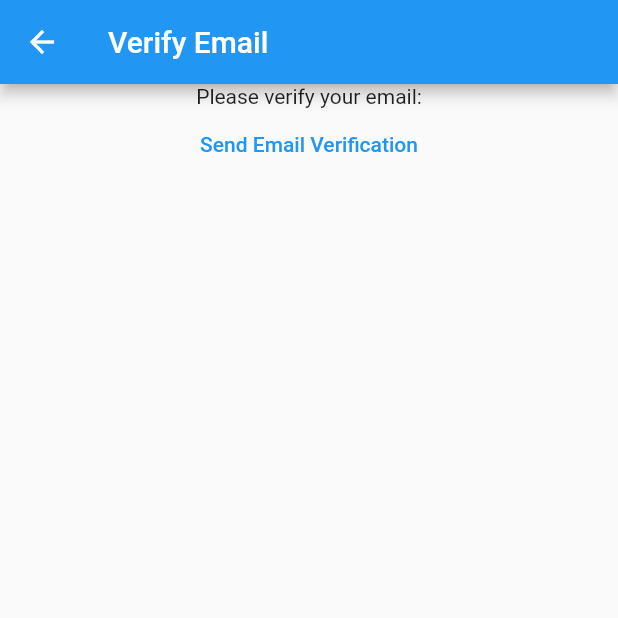
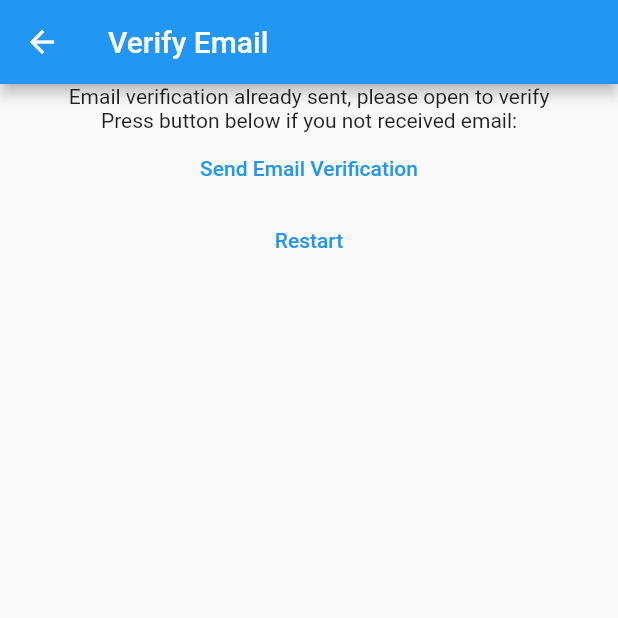
Before and after one commit to Elfeny7/Notes-App, a Flutter app: the VerifyEmailView screen opened directly, on a phone screen of 412 x 824 dp, the top half of it. Run offline on Flutter 3.47's test engine with Material 2 defaults, Android fonts, the phone set to English and light mode, and no system bars; our stand-ins replace firebase_auth, firebase_core; accounts and stored records are empty.

Commit message:
add error handling dialog register and fix verify email view

```diff
--- a/lib/constants/routes.dart
+++ b/lib/constants/routes.dart
@@ -1,3 +1,4 @@
 const loginRoute = '/login';
 const registerRoute = '/register';
 const notesRoute = '/notes';
+const verifyEmailRoute = '/verify-email';
--- a/lib/main.dart
+++ b/lib/main.dart
@@ -19,6 +19,7 @@ void main() {
         loginRoute: (context) => const LoginView(),
         registerRoute: (context) => const RegisterView(),
         notesRoute: (context) => const NotesView(),
+        verifyEmailRoute: (context) => const VerifyEmailView(),
       },
     ),
   );
--- a/lib/views/login_view.dart
+++ b/lib/views/login_view.dart
@@ -1,8 +1,6 @@
 import 'package:flutter/material.dart';
 import 'package:firebase_auth/firebase_auth.dart';
-
 import 'package:september_app/constants/routes.dart';
-
 import '../utilities/show_error_dialog.dart';
 
 class LoginView extends StatefulWidget {
--- a/lib/views/verify_email_view.dart
+++ b/lib/views/verify_email_view.dart
@@ -1,5 +1,6 @@
 import 'package:firebase_auth/firebase_auth.dart';
 import 'package:flutter/material.dart';
+import 'package:september_app/constants/routes.dart';
 
 class VerifyEmailView extends StatefulWidget {
   const VerifyEmailView({super.key});
@@ -13,18 +14,28 @@ class _VerifyEmailViewState extends State<VerifyEmailView> {
   Widget build(BuildContext context) {
     return Scaffold(
       appBar: AppBar(
-        title: Text('Verify Email'),
+        title: const Text('Verify Email'),
       ),
       body: Center(
         child: Column(
           children: <Widget>[
-            const Text('Please verify your email:'),
+            const Text(
+                'Email verification already sent, please open to verify'),
+            const Text('Press button below if you not received email:'),
             TextButton(
               onPressed: () async {
                 final user = FirebaseAuth.instance.currentUser;
                 await user?.sendEmailVerification();
               },
-              child: Text('Send Email Verification'),
+              child: const Text('Send Email Verification'),
+            ),
+            TextButton(
+              onPressed: () async {
+                await FirebaseAuth.instance.signOut();
+                Navigator.of(context)
+                    .pushNamedAndRemoveUntil(registerRoute, (route) => false);
+              },
+              child: const Text('Restart'),
             ),
           ],
         ),
```
Also changed, not shown: lib/views/register_view.dart (+28 -8 lines).
